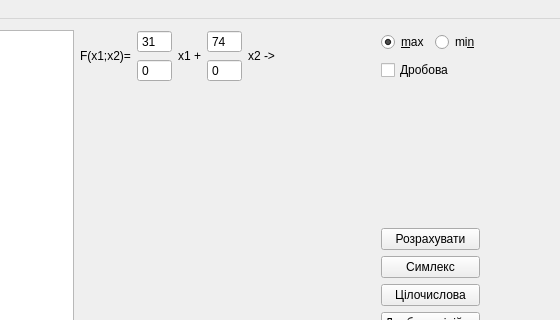
This is mainwindow.ui in AlHaazen/MMDO as Qt 5 draws it before an edit; both pictures show x 190 to 750 and y 0 to 320 of the 881 by 631 pixel window. The edited form follows.
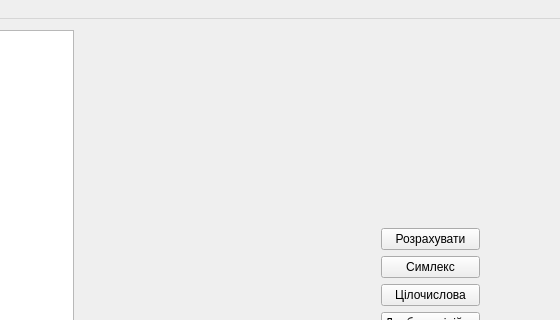
This is the edited form. Icons and pictures are not drawn. Custom widgets are drawn as their Qt base class.

```diff
--- a/mainwindow.ui
+++ b/mainwindow.ui
@@ -33,161 +33,6 @@
      </item>
      <item>
       <layout class="QVBoxLayout" name="verticalLayout">
-       <item>
-        <layout class="QHBoxLayout" name="horizontalLayout_2">
-         <item>
-          <widget class="QLabel" name="label">
-           <property name="sizePolicy">
-            <sizepolicy hsizetype="Minimum" vsizetype="Preferred">
-             <horstretch>0</horstretch>
-             <verstretch>0</verstretch>
-            </sizepolicy>
-           </property>
-           <property name="text">
-            <string>F(x1;x2)=</string>
-           </property>
-          </widget>
-         </item>
-         <item>
-          <layout class="QHBoxLayout" name="horizontalLayout_5">
-           <item>
-            <layout class="QVBoxLayout" name="verticalLayout_3">
-             <item>
-              <widget class="QSpinBox" name="spinBox_2">
-               <property name="buttonSymbols">
-                <enum>QAbstractSpinBox::NoButtons</enum>
-               </property>
-               <property name="minimum">
-                <number>-100</number>
-               </property>
-               <property name="maximum">
-                <number>100</number>
-               </property>
-               <property name="value">
-                <number>31</number>
-               </property>
-              </widget>
-             </item>
-             <item>
-              <widget class="QSpinBox" name="spinBox_3">
-               <property name="buttonSymbols">
-                <enum>QAbstractSpinBox::NoButtons</enum>
-               </property>
-               <property name="minimum">
-                <number>-100</number>
-               </property>
-               <property name="singleStep">
-                <number>1</number>
-               </property>
-              </widget>
-             </item>
-            </layout>
-           </item>
-           <item>
-            <widget class="QLabel" name="label_2">
-             <property name="text">
-              <string>x1 +</string>
-             </property>
-            </widget>
-           </item>
-           <item>
-            <layout class="QVBoxLayout" name="verticalLayout_4">
-             <item>
-              <widget class="QSpinBox" name="spinBox">
-               <property name="buttonSymbols">
-                <enum>QAbstractSpinBox::NoButtons</enum>
-               </property>
-               <property name="minimum">
-                <number>-100</number>
-               </property>
-               <property name="maximum">
-                <number>100</number>
-               </property>
-               <property name="value">
-                <number>74</number>
-               </property>
-              </widget>
-             </item>
-             <item>
-              <widget class="QSpinBox" name="spinBox_4">
-               <property name="buttonSymbols">
-                <enum>QAbstractSpinBox::NoButtons</enum>
-               </property>
-               <property name="minimum">
-                <number>-100</number>
-               </property>
-               <property name="singleStep">
-                <number>1</number>
-               </property>
-              </widget>
-             </item>
-            </layout>
-           </item>
-           <item>
-            <widget class="QLabel" name="label_3">
-             <property name="text">
-              <string>x2 -&gt;</string>
-             </property>
-            </widget>
-           </item>
-           <item>
-            <spacer name="horizontalSpacer_2">
-             <property name="orientation">
-              <enum>Qt::Horizontal</enum>
-             </property>
-             <property name="sizeHint" stdset="0">
-              <size>
-               <width>40</width>
-               <height>20</height>
-              </size>
-             </property>
-            </spacer>
-           </item>
-           <item>
-            <layout class="QVBoxLayout" name="verticalLayout_5">
-             <item>
-              <layout class="QHBoxLayout" name="horizontalLayout_6">
-               <item>
-                <widget class="QRadioButton" name="radioButton_11">
-                 <property name="maximumSize">
-                  <size>
-                   <width>50</width>
-                   <height>16777215</height>
-                  </size>
-                 </property>
-                 <property name="text">
-                  <string>&amp;max</string>
-                 </property>
-                 <property name="checked">
-                  <bool>true</bool>
-                 </property>
-                </widget>
-               </item>
-               <item>
-                <widget class="QRadioButton" name="radioButton_12">
-                 <property name="text">
-                  <string>mi&amp;n</string>
-                 </property>
-                 <property name="checked">
-                  <bool>false</bool>
-                 </property>
-                </widget>
-               </item>
-              </layout>
-             </item>
-             <item>
-              <widget class="QCheckBox" name="checkBox">
-               <property name="text">
-                <string>Дробова</string>
-               </property>
-              </widget>
-             </item>
-            </layout>
-           </item>
-          </layout>
-         </item>
-        </layout>
-       </item>
        <item>
         <spacer name="verticalSpacer_2">
          <property name="orientation">
```
